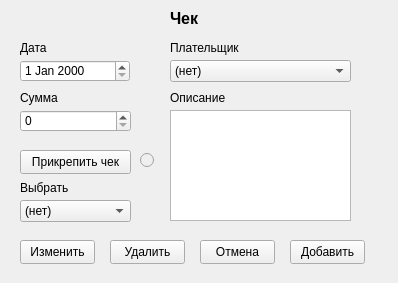
Above: my_helper/my_helper/designer_ui/new_bill.ui from SmolPO/vertical before the change. Below: the same form after it.
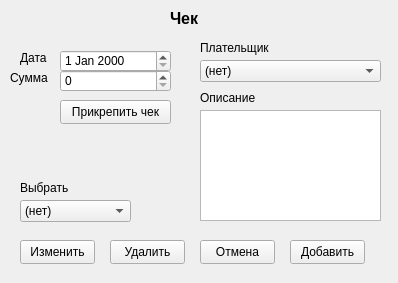
That is the form after the change.

Patch:
```diff
--- a/my_helper/my_helper/designer_ui/new_bill.ui
+++ b/my_helper/my_helper/designer_ui/new_bill.ui
@@ -16,9 +16,9 @@
   <widget class="QDateEdit" name="date">
    <property name="geometry">
     <rect>
-     <x>20</x>
-     <y>60</y>
-     <width>110</width>
+     <x>60</x>
+     <y>50</y>
+     <width>111</width>
      <height>22</height>
     </rect>
    </property>
@@ -26,8 +26,8 @@
   <widget class="QSpinBox" name="sb_value">
    <property name="geometry">
     <rect>
-     <x>20</x>
-     <y>110</y>
+     <x>60</x>
+     <y>70</y>
      <width>111</width>
      <height>22</height>
     </rect>
@@ -36,7 +36,7 @@
   <widget class="QComboBox" name="cb_buyer">
    <property name="geometry">
     <rect>
-     <x>170</x>
+     <x>200</x>
      <y>60</y>
      <width>181</width>
      <height>22</height>
@@ -96,8 +96,8 @@
   <widget class="QPushButton" name="b_bill">
    <property name="geometry">
     <rect>
-     <x>20</x>
-     <y>150</y>
+     <x>60</x>
+     <y>100</y>
      <width>111</width>
      <height>24</height>
     </rect>
@@ -109,7 +109,7 @@
   <widget class="QLabel" name="label_2">
    <property name="geometry">
     <rect>
-     <x>170</x>
+     <x>200</x>
      <y>90</y>
      <width>61</width>
      <height>16</height>
@@ -122,7 +122,7 @@
   <widget class="QLabel" name="label_3">
    <property name="geometry">
     <rect>
-     <x>170</x>
+     <x>200</x>
      <y>40</y>
      <width>91</width>
      <height>16</height>
@@ -135,8 +135,8 @@
   <widget class="QLabel" name="label_4">
    <property name="geometry">
     <rect>
-     <x>20</x>
-     <y>90</y>
+     <x>10</x>
+     <y>70</y>
      <width>49</width>
      <height>16</height>
     </rect>
@@ -149,7 +149,7 @@
    <property name="geometry">
     <rect>
      <x>20</x>
-     <y>40</y>
+     <y>50</y>
      <width>49</width>
      <height>16</height>
     </rect>
@@ -215,23 +215,20 @@
   <widget class="QTextEdit" name="note">
    <property name="geometry">
     <rect>
-     <x>170</x>
+     <x>200</x>
      <y>110</y>
      <width>181</width>
      <height>111</height>
     </rect>
    </property>
   </widget>
-  <widget class="QRadioButton" name="rb_isfile">
-   <property name="enabled">
-    <bool>false</bool>
-   </property>
+  <widget class="QLabel" name="file_path">
    <property name="geometry">
     <rect>
-     <x>140</x>
-     <y>150</y>
-     <width>16</width>
-     <height>20</height>
+     <x>60</x>
+     <y>130</y>
+     <width>111</width>
+     <height>16</height>
     </rect>
    </property>
    <property name="text">
```
